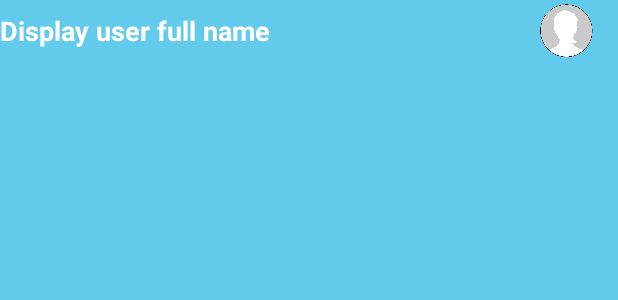
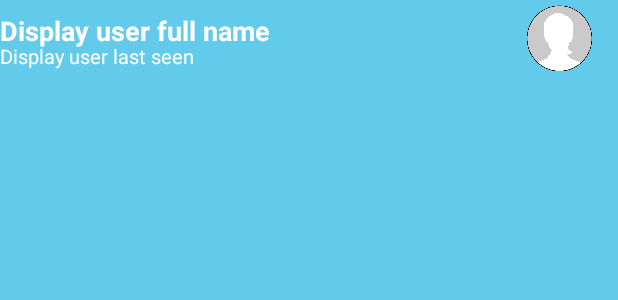
Before and after one commit to oescob16/Be_My_Hero_App, an Android app: the layout chat_custom_bar.xml on its own in the app's theme, with its tools: preview values and no code run, on a phone screen of 412 x 824 dp. Shown: the top 300 px of the screen. Run offline under Robolectric (Android 15) with nearby library versions, the phone set to English and light mode, and no system bars.

Commit message:
Added a new TextView.

```diff
--- a/app/src/main/res/layout/chat_custom_bar.xml
+++ b/app/src/main/res/layout/chat_custom_bar.xml
@@ -7,8 +7,8 @@
 
     <de.hdodenhof.circleimageview.CircleImageView
         android:id="@+id/custom_profile_image"
-        android:layout_width="40dp"
-        android:layout_height="40dp"
+        android:layout_width="50dp"
+        android:layout_height="50dp"
         android:src="@drawable/profile"
         android:layout_alignParentEnd="true"
         android:layout_alignParentTop="true"
@@ -27,4 +27,16 @@
         android:layout_alignParentTop="true"
         android:layout_alignParentStart="true"/>
 
+    <TextView
+        android:id="@+id/custom_user_last_seen"
+        android:layout_width="wrap_content"
+        android:layout_height="wrap_content"
+        android:layout_below="@id/custom_profile_name"
+        android:text="Display user last seen"
+        android:textColor="@android:color/white"
+        android:textSize="13sp"
+        android:layout_marginTop="28dp"
+        android:layout_alignParentTop="true"
+        android:layout_alignParentStart="true"/>
+
 </RelativeLayout>
```
